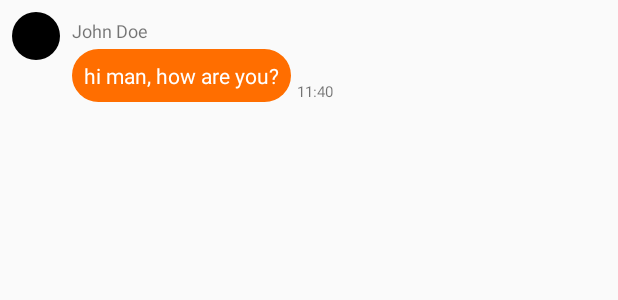
After one commit to oritgurel/CryptoPal, an Android app: the layout item_message_recived.xml on its own in the app's theme, with its tools: preview values and no code run, on a phone screen of 412 x 824 dp. The commit adds this screen. Shown: the top 300 px of the screen. Run offline under Robolectric (Android 15) with nearby library versions, the phone set to English and light mode, and no system bars.

Commit message:
commit for activities

```diff
--- a/app/build.gradle
+++ b/app/build.gradle
@@ -33,6 +33,7 @@ dependencies {
     implementation 'de.hdodenhof:circleimageview:1.2.1'
     implementation 'com.android.support:support-v4:26.1.0'
     implementation 'com.github.bumptech.glide:glide:3.7.0'
+    implementation 'com.android.support.constraint:constraint-layout:1.0.2'
 }
 
 
--- a/app/src/main/java/com/cryptopal/android/ChatActivity.java
+++ b/app/src/main/java/com/cryptopal/android/ChatActivity.java
@@ -8,4 +8,6 @@ import android.support.v7.app.AppCompatActivity;
 
 public class ChatActivity extends AppCompatActivity {
 
+
+
 }
--- /dev/null
+++ b/app/src/main/res/drawable/circle.xml
@@ -0,0 +1,10 @@
+<?xml version="1.0" encoding="utf-8"?>
+<shape xmlns:android="http://schemas.android.com/apk/res/android"
+    android:shape="oval" >
+
+    <!-- View background color -->
+    <solid
+        android:color="#000000" >
+    </solid>
+
+</shape>
--- /dev/null
+++ b/app/src/main/res/drawable/rounded_rectangle_orange.xml
@@ -0,0 +1,14 @@
+<?xml version="1.0" encoding="utf-8"?>
+<shape xmlns:android="http://schemas.android.com/apk/res/android"
+    android:shape="rectangle" >
+
+    <!-- View background color -->
+    <solid
+        android:color="#FF6E00" >
+    </solid>
+
+    <!-- The radius makes the corners rounded -->
+    <corners
+        android:radius="20dp">
+    </corners>
+</shape>
--- /dev/null
+++ b/app/src/main/res/layout/item_message_recived.xml
@@ -0,0 +1,55 @@
+<?xml version="1.0" encoding="utf-8"?>
+
+<android.support.constraint.ConstraintLayout
+    xmlns:android="http://schemas.android.com/apk/res/android"
+    xmlns:app="http://schemas.android.com/apk/res-auto"
+    xmlns:tools="http://schemas.android.com/tools"
+    android:layout_width="match_parent"
+    android:layout_height="wrap_content"
+    android:paddingTop="8dp">
+
+    <ImageView
+        android:id="@+id/image_message_profile"
+        android:layout_width="32dp"
+        android:layout_height="32dp"
+        android:background="@drawable/circle"
+        app:layout_constraintTop_toTopOf="parent"
+        android:layout_marginLeft="8dp"
+        app:layout_constraintLeft_toLeftOf="parent" />
+
+    <TextView
+        android:id="@+id/text_message_name"
+        tools:text="John Doe"
+        android:layout_width="wrap_content"
+        android:layout_height="wrap_content"
+        android:textSize="12sp"
+        app:layout_constraintLeft_toRightOf="@+id/image_message_profile"
+        android:layout_marginLeft="8dp"
+        app:layout_constraintTop_toTopOf="parent"
+        android:layout_marginTop="4dp" />
+
+    <TextView
+        android:id="@+id/text_message_body"
+        tools:text="hi man, how are you?"
+        android:background="@drawable/rounded_rectangle_orange"
+        android:layout_width="wrap_content"
+        android:layout_height="wrap_content"
+        android:maxWidth="240dp"
+        android:padding="8dp"
+        android:textColor="#ffffff"
+        android:layout_marginTop="4dp"
+        app:layout_constraintTop_toBottomOf="@+id/text_message_name"
+        app:layout_constraintLeft_toRightOf="@+id/image_message_profile"
+        android:layout_marginLeft="8dp" />
+
+    <TextView
+        android:id="@+id/text_message_time"
+        tools:text="11:40"
+        android:layout_width="wrap_content"
+        android:layout_height="wrap_content"
+        android:textSize="10sp"
+        app:layout_constraintLeft_toRightOf="@+id/text_message_body"
+        android:layout_marginLeft="4dp"
+        app:layout_constraintBottom_toBottomOf="@+id/text_message_body" />
+
+</android.support.constraint.ConstraintLayout>
```
Also changed, not shown: app/src/main/res/drawable/rounded_rectangle_green.xml (added, +14 -0 lines), app/src/main/res/layout/activity_chat_list.xml (added, +64 -0 lines), app/src/main/res/layout/item_message_sent.xml (added, +34 -0 lines).
